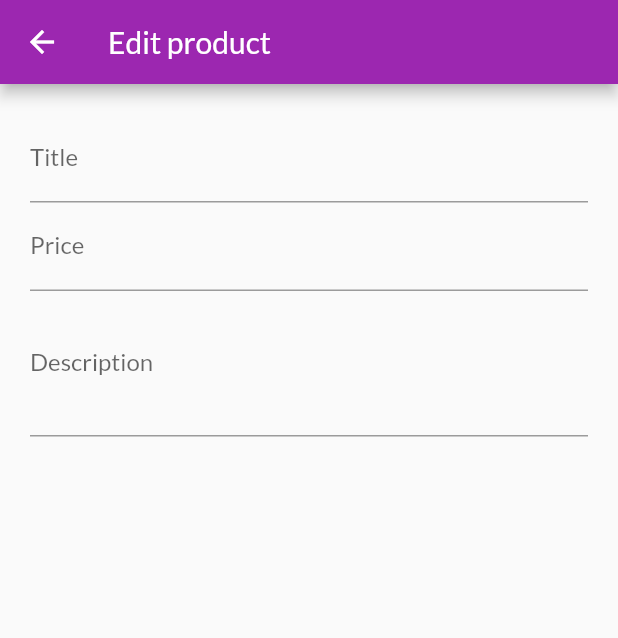
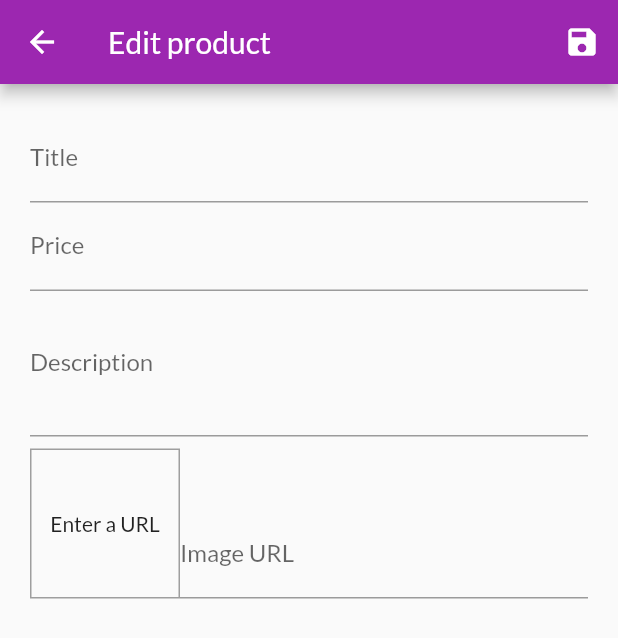
Before and after one commit to DavMrc/Shop-app, a Flutter app: the SNewProduct screen opened by its route, on a phone screen of 412 x 824 dp. Shown: the top 638 px of the screen. Run offline on Flutter 3.47's test engine with Material 2 defaults, Android fonts, the phone set to English and light mode, and no system bars; missing offline and left inert: dart:ffi; network calls fail.

Commit message:
NewProducts logic working
+ form validation
+ product saving
+ product deleting

```diff
--- a/lib/providers/PProducts.dart
+++ b/lib/providers/PProducts.dart
@@ -29,7 +29,7 @@ class Product with ChangeNotifier{
 class PProducts with ChangeNotifier{
   List<Product> _products = [
     Product(
-      id: 'p1',
+      id: 'p0',
       title: 'Red Shirt',
       description: 'A red shirt - it is pretty red!',
       price: 29.99,
@@ -37,7 +37,7 @@ class PProducts with ChangeNotifier{
           'https://cdn.pixabay.com/photo/2016/10/02/22/17/red-t-shirt-1710578_1280.jpg',
     ),
     Product(
-      id: 'p2',
+      id: 'p1',
       title: 'Trousers',
       description: 'A nice pair of trousers.',
       price: 59.99,
@@ -45,7 +45,7 @@ class PProducts with ChangeNotifier{
           'https://upload.wikimedia.org/wikipedia/commons/thumb/e/e8/Trousers%2C_dress_%28AM_1960.022-8%29.jpg/512px-Trousers%2C_dress_%28AM_1960.022-8%29.jpg',
     ),
     Product(
-      id: 'p3',
+      id: 'p2',
       title: 'Yellow Scarf',
       description: 'Warm and cozy - exactly what you need for the winter.',
       price: 19.99,
@@ -53,7 +53,7 @@ class PProducts with ChangeNotifier{
           'https://live.staticflickr.com/4043/4438260868_cc79b3369d_z.jpg',
     ),
     Product(
-      id: 'p4',
+      id: 'p3',
       title: 'A Pan',
       description: 'Prepare any meal you want.',
       price: 49.99,
@@ -83,4 +83,8 @@ class PProducts with ChangeNotifier{
 
     notifyListeners();  // avvisa che ci sono stati dei cambiamenti
   }
+
+  void removeProduct(String id){
+    this._products.removeWhere((prod) => prod.id == id);
+  }
 }
--- a/lib/screens/SNewProduct.dart
+++ b/lib/screens/SNewProduct.dart
@@ -1,4 +1,7 @@
 import "package:flutter/material.dart";
+import 'package:provider/provider.dart';
+
+import '../providers/PProducts.dart';
 
 
 class SNewProduct extends StatefulWidget {
@@ -10,18 +13,92 @@ class SNewProduct extends StatefulWidget {
 
 class _SNewProductState extends State<SNewProduct> {
   final _priceFocusNode = FocusNode();
-  final _descriptioFocusNode = FocusNode();
+  final _descriptionFocusNode = FocusNode();
+  final _imageURLController = TextEditingController();
+  final _imageURLFocusNode = FocusNode();
+  final _formKey = GlobalKey<FormState>();
+  var _tempProduct = {
+    'id': null,
+    'title': "",
+    'description': "",
+    'price': 0.0,
+    'imageUrl': ""
+  };
+
+  @override
+  void initState() {
+    this._imageURLFocusNode.addListener(this._updateImageURL);
+
+    super.initState();
+  }
+
+  @override
+  void dispose() {
+    this._priceFocusNode.dispose();
+    this._descriptionFocusNode.dispose();
+    this._imageURLController.dispose();
+    this._imageURLFocusNode.dispose();
+    this._imageURLFocusNode.removeListener(this._updateImageURL);
+
+    super.dispose();
+  }
+
+  void _updateImageURL(){
+    if(! this._imageURLFocusNode.hasFocus){
+      setState(() {});  // rebuilds the UI displaying the image
+    }
+  }
+
+  String _validateInput(String value, String _inputType){
+    if(_inputType == "title" ||
+      _inputType == "description" ||
+      _inputType == "imageUrl"
+    ){
+      if (value == "") return "Check your input!";
+      else return null;
+    }else if (_inputType == "price"){
+      if(double.tryParse(value) == null) return "Provide a valid number!";
+      else if (value == '' || double.parse(value) <= 0) return "Check your input!";
+      else return null;
+    }
+  }
+
+  void _saveForm(BuildContext ctx){
+    bool isValid = this._formKey.currentState.validate();
+    if(! isValid) return;
+
+    this._formKey.currentState.save();  // triggers every input.onSaved method
+    var productProvider = Provider.of<PProducts>(ctx, listen: false);
+
+    Product product = Product(
+      id: "p${productProvider.all.length}",
+      description: this._tempProduct['description'],
+      imageUrl: this._tempProduct['imageUrl'],
+      price: this._tempProduct['price'],
+      title: this._tempProduct['title'],
+    );
+
+    productProvider.addProduct(product);
+    productProvider.dispose();
+  }
 
   @override
   Widget build(BuildContext context) {
     return Scaffold(
       appBar: AppBar(
         title: Text("Edit product"),
+        actions: <Widget>[
+          IconButton(
+            icon: Icon(Icons.save),
+            onPressed: () => this._saveForm(context),
+          )
+        ],
       ),
 
       body: Padding(
         padding: const EdgeInsets.all(20),
         child: Form(
+          key: this._formKey,
           child: SingleChildScrollView(
             child: Column(
               children: <Widget>[
@@ -29,6 +106,8 @@ class _SNewProductState extends State<SNewProduct> {
                   decoration: InputDecoration(labelText: "Title",),
                   textInputAction: TextInputAction.next,  // shows "->" on softkey
                   onFieldSubmitted: (_) => FocusScope.of(context).requestFocus(this._priceFocusNode),
+                  onSaved: (value) => this._tempProduct['title'] = value,
+                  validator: (value) => this._validateInput(value, 'title'),
                 ),
 
                 TextFormField(
@@ -36,14 +115,56 @@ class _SNewProductState extends State<SNewProduct> {
                   keyboardType: TextInputType.number,
                   textInputAction: TextInputAction.next,
                   focusNode: this._priceFocusNode,
-                  onFieldSubmitted: (_) => FocusScope.of(context).requestFocus(this._descriptioFocusNode),
+                  onFieldSubmitted: (_) => FocusScope.of(context).requestFocus(this._descriptionFocusNode),
+                  onSaved: (value) => this._tempProduct['price'] = double.parse(value),
+                  validator: (value) => this._validateInput(value, 'price'),
                 ),
 
                 TextFormField(
                   decoration: InputDecoration(labelText: "Description",),
                   keyboardType: TextInputType.multiline,
                   maxLines: 3,
-                  focusNode: this._descriptioFocusNode,
+                  focusNode: this._descriptionFocusNode,
+                  onSaved: (value) => this._tempProduct['description'] = value,
+                  validator: (value) => this._validateInput(value, 'description'),
+                ),
+
+                Padding(
+                  padding: const EdgeInsets.symmetric(vertical:8.0),
+                  child: Row(
+                    crossAxisAlignment: CrossAxisAlignment.end,
+                    children: <Widget>[
+                      Container(
+                        width: 100,
+                        height: 100,
+                        decoration: BoxDecoration(
+                          border: Border.all(
+                            width: 1,
+                            color: Colors.grey,
+                          )
+                        ),
+
+                        child: this._imageURLController.text.isEmpty
+                        ? Center(child: Text("Enter a URL"))
+                        : FittedBox(
+                          fit: BoxFit.cover,
+                          child: Image.network(this._imageURLController.text),
+                        ),
+                      ),
+                      Expanded(
+                        child: TextFormField(
+                          decoration: InputDecoration(labelText: "Image URL",),
+                          keyboardType: TextInputType.url,
+                          textInputAction: TextInputAction.done,
+                          controller: this._imageURLController,
+                          focusNode: this._imageURLFocusNode,
+                          onFieldSubmitted: (_) => this._saveForm(context),
+                          onSaved: (value) => this._tempProduct['imageUrl'] = value,
+                          validator: (value) => this._validateInput(value, 'imageUrl'),
+                        ),
+                      ),
+                    ],
+                  ),
                 ),
               ],
             ),
```
Also changed, not shown: lib/widgets/WUserProductItem.dart (+33 -12 lines).
